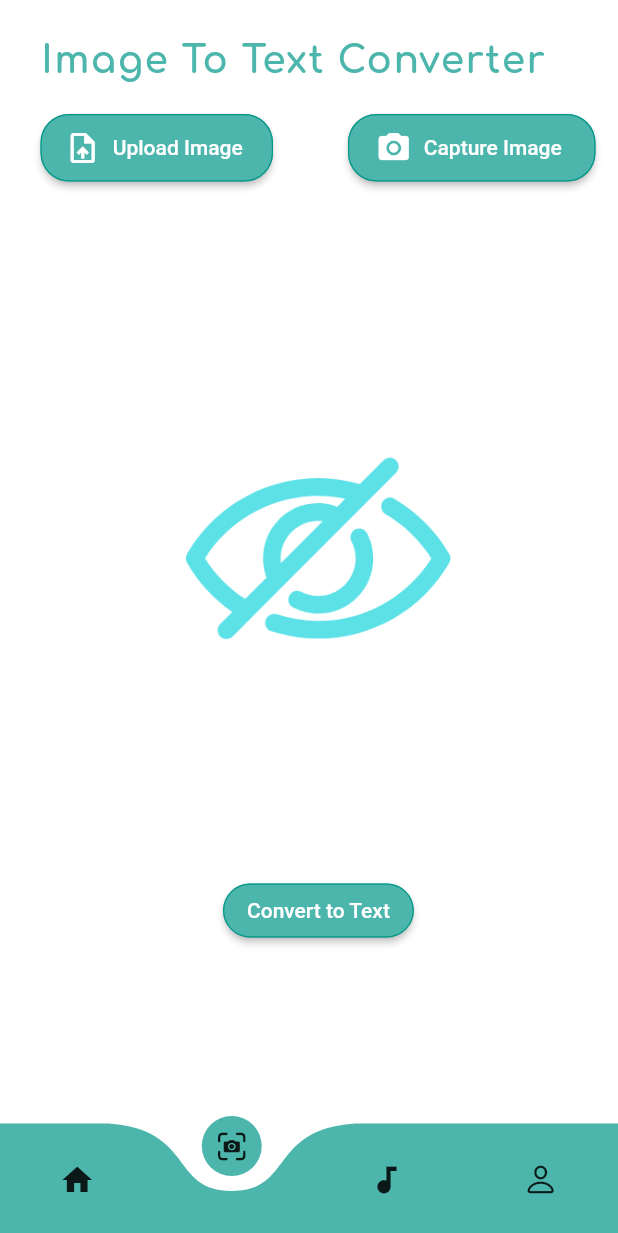
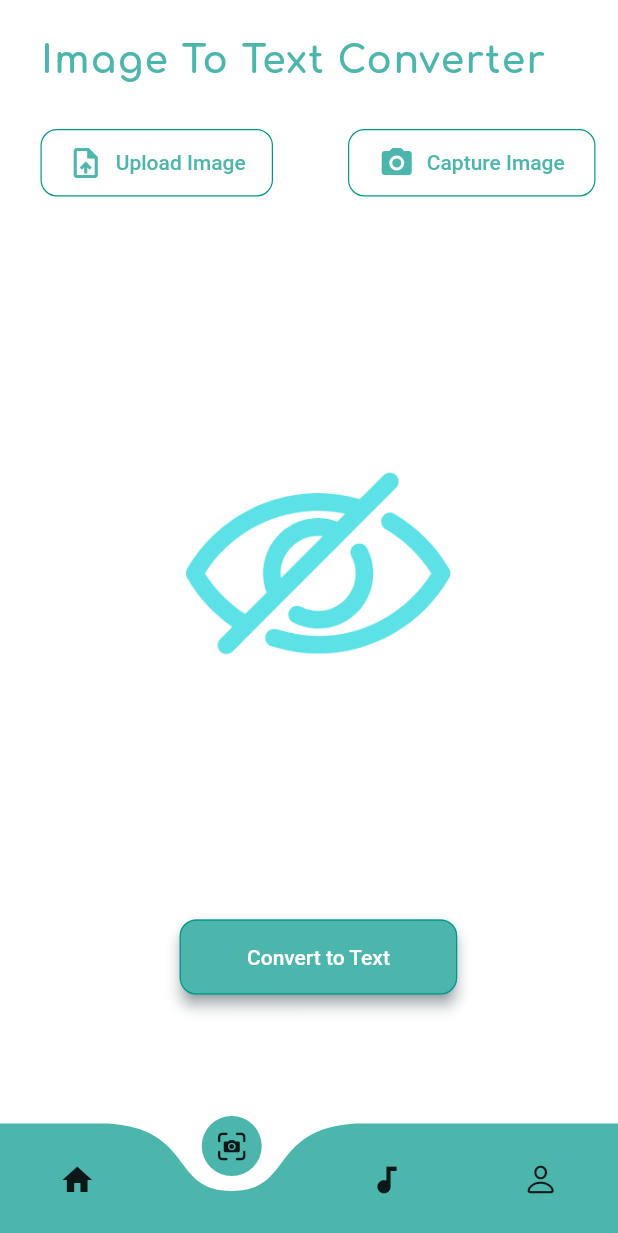
Before and after one commit to Anubhav-byte/AthenaFlutter, a Flutter app: the screen it shows after launch, item 2 of the bottom bar chosen, on a phone screen of 412 x 824 dp. Shown: the top 1233 px of the screen. Run offline on Flutter 3.47's test engine with Material 2 defaults, Android fonts, the phone set to English and light mode, and no system bars; drawn by our look-alikes of curved_navigation_bar; our stand-ins replace google_fonts, image_picker, sqflite; missing offline and left inert: google_ml_vision, splash_screen_view; accounts and stored records are empty.

Commit message:
Added Image to Text Functionality and did some UI chnages

```diff
--- a/lib/app.dart
+++ b/lib/app.dart
@@ -1,7 +1,9 @@
 
 
 import 'package:athena/pages/splash_screen.dart';
+import 'package:flutter/cupertino.dart';
 import 'package:flutter/material.dart';
+
 
 class AthenaApp extends StatelessWidget {
   @override
@@ -27,22 +29,40 @@ class AthenaApp extends StatelessWidget {
         style: ButtonStyle(
           shape: MaterialStateProperty.all(
               RoundedRectangleBorder(
-                borderRadius: BorderRadius.circular(19.0),
+                borderRadius: BorderRadius.circular(11.0),
                 side: BorderSide(
                   width: 0.8,
                   color: Colors.teal[500]
                 )
               )
           ),
+          elevation: MaterialStateProperty.all(4.0),
+          shadowColor: MaterialStateProperty.all(Colors.blueGrey),
           backgroundColor:MaterialStateProperty.all(Colors.teal[300]),
           overlayColor: MaterialStateProperty.all(Colors.white60)
         )
       ),
+      textButtonTheme: TextButtonThemeData(
+        style:ButtonStyle(
+          shape: MaterialStateProperty.all(
+              RoundedRectangleBorder(
+                  borderRadius: BorderRadius.circular(11.0),
+                  side: BorderSide(
+                      width: 0.8,
+                      color: Colors.teal[500]
+                  )
+              ),
+          ),
+          overlayColor: MaterialStateProperty.all(Colors.teal[100])
+        ),
+
+      ),
+
+
       appBarTheme: AppBarTheme(
         backgroundColor: Colors.white,
         elevation: 0,
       ),
-
     );
   }
 
--- a/lib/main.dart
+++ b/lib/main.dart
@@ -5,4 +5,5 @@ void main() {
   runApp(
       AthenaApp()
   );
+
 }
--- a/lib/pages/bottomnavigation.dart
+++ b/lib/pages/bottomnavigation.dart
@@ -50,7 +50,7 @@ class _BottomNavigation extends State<BottomNavigation> {
       ),*/
       bottomNavigationBar: CurvedNavigationBar(
         color: Colors.teal[300],
-        backgroundColor: Colors.white,
+        backgroundColor: Colors.transparent,
         buttonBackgroundColor: Colors.teal[300],
         animationCurve:Curves.ease,
         onTap:( (int x){
--- a/lib/pages/imagetotext.dart
+++ b/lib/pages/imagetotext.dart
@@ -1,9 +1,11 @@
 import 'dart:io';
 
+import 'package:athena/business_logic/textConvertor.dart';
 import 'package:athena/file_handler/chooseimage.dart';
 import 'package:athena/size_config.dart';
 import 'package:flutter/material.dart';
 import 'package:google_fonts/google_fonts.dart';
+
 class ImageToText extends StatefulWidget {
   @override
   _ImageToTextState createState() => _ImageToTextState();
@@ -12,19 +14,40 @@ class ImageToText extends StatefulWidget {
 class _ImageToTextState extends State<ImageToText> {
   File _image;
   ChooseImage  chooseImage = ChooseImage();
+
+  @override
+  void initState() {
+
+    super.initState();
+  }
+
+
   @override
   Widget build(BuildContext context) {
     SizeConfig().init(context);
     return Container(
       height: SizeConfig.screenHeight,
       width: SizeConfig.screenWidth,
+      decoration: BoxDecoration(
+        gradient: LinearGradient(
+          colors: [
+            Colors.blueGrey[300],
+            Colors.white,
+          ],
+          begin: Alignment.topLeft,
+          end: Alignment.bottomLeft
+        )
+      ),
       child: Scaffold(
+        backgroundColor: Colors.transparent,
         appBar: _appBar(),
         body: _imageTextBody(),
+        //floatingActionButton:_getFloatingActionMenu() ,
       ),
     );
   }
 
+  //AppBar of Scaffold
   _appBar() {
     return AppBar(
       title: Padding(
@@ -46,6 +69,7 @@ class _ImageToTextState extends State<ImageToText> {
     );
   }
 
+  //Body of Scaffold Widget
   _imageTextBody() {
     return Container(
       color: Colors.white,
@@ -53,11 +77,11 @@ class _ImageToTextState extends State<ImageToText> {
         padding: const EdgeInsets.only(left: 27,right: 14.42),
         child: Column(
           children: [
-            SizedBox(height: 20,),
+            SizedBox(height: 30,),
             _getFileButtons(),
             SizedBox(height: 30,),
             _previewImage(),
-            SizedBox(height: 20.0,),
+            SizedBox(height: 40.0,),
             _convertButton(),
           ],
     ),
@@ -65,42 +89,7 @@ class _ImageToTextState extends State<ImageToText> {
     );
   }
 
-  _getFileButtons() {
-    return Row(
 
-      children: [
-        SizedBox(
-          height: 45,
-          width: 155,
-          child: ElevatedButton.icon(
-              onPressed: () async {
-                final _imageFile = await chooseImage.chooseImage(1);
-                setState(() {
-                  _image = _imageFile;
-                });
-              },
-              icon: Icon(Icons.upload_file),
-              label: Text("Upload Image")),
-        ),
-        SizedBox(width: 50 ,),
-        SizedBox(
-          height: 45,
-          width: 165,
-          child: ElevatedButton.icon(
-              onPressed: () async {
-                final _imageFile = await chooseImage.chooseImage(2);
-                setState(() {
-                  _image = _imageFile;
-                });
-              },
-              icon: Icon(Icons.camera_alt_rounded),
-              label: Text("Capture Image")),
-        ),
-
-
-      ],
-    );
-  }
 
   _previewImage() {
 
@@ -108,13 +97,6 @@ class _ImageToTextState extends State<ImageToText> {
       height: SizeConfig.blockSizeVertical*100,
       width: SizeConfig.blockSizeHorizontal*100,
       child: _getImage(),
-    );
-  }
-
-  _convertButton() {
-    return ElevatedButton(
-        onPressed: (){},
-        child: Text("Convert to Text")
     );
   }
 
@@ -126,4 +108,69 @@ class _ImageToTextState extends State<ImageToText> {
       return Image.file(_image);
     }
   }
+
+
+  //Buttons
+  _getFileButtons() {
+    return Row(
+
+      children: [
+        SizedBox(
+          height: 45,
+          width: 155,
+          child: TextButton.icon(
+              onPressed: () async {
+                final _imageFile = await chooseImage.chooseImage(1);
+                setState(() {
+                  _image = _imageFile;
+                });
+              },
+              icon: Icon(Icons.upload_file,color: Colors.teal[300],),
+              label: Text(
+                "Upload Image",
+                style: TextStyle(
+                  color: Colors.teal[300]
+                ),
+              ),
+          ),
+        ),
+        SizedBox(width: 50 ,),
+        SizedBox(
+          height: 45,
+          width: 165,
+          child: TextButton.icon(
+              onPressed: () async {
+                final _imageFile = await chooseImage.chooseImage(2);
+                setState(() {
+                  _image = _imageFile;
+                });
+              },
+              icon: Icon(Icons.camera_alt_rounded,color: Colors.teal[300],),
+              label: Text("Capture Image",
+                style: TextStyle(
+                  color: Colors.teal[300]
+              ),)
+          ),
+        ),
+
+
+      ],
+    );
+  }
+  _convertButton() {
+    return SizedBox(
+      height: 50,
+      width: 185,
+      child: ElevatedButton(
+          onPressed: () async {
+            TextConverter().convertToText(_image);
+          },
+          child: Text("Convert to Text")
+      ),
+    );
+  }
+
+
+
+
 }
--- a/pubspec.yaml
+++ b/pubspec.yaml
@@ -30,7 +30,11 @@ dependencies:
   image_picker: ^0.7.4
   path:
   path_provider:
-
+  sqflite:
+  google_ml_vision: ^0.0.5
+  firebase_core:
+  open_file:
+  flutter_speed_dial: ^3.0.5
 
 
 
```
Also changed, not shown: lib/business_logic/textConvertor.dart (added, +29 -0 lines), lib/database_handler/fileDatabase.dart (added, +16 -0 lines), lib/database_handler/fileHelper.dart (added, +58 -0 lines), lib/my_flutter_app_icons.dart (deleted, +0 -31 lines), lib/shared/fileSaveDialog.dart (added), pubspec.lock, 4 other files.
